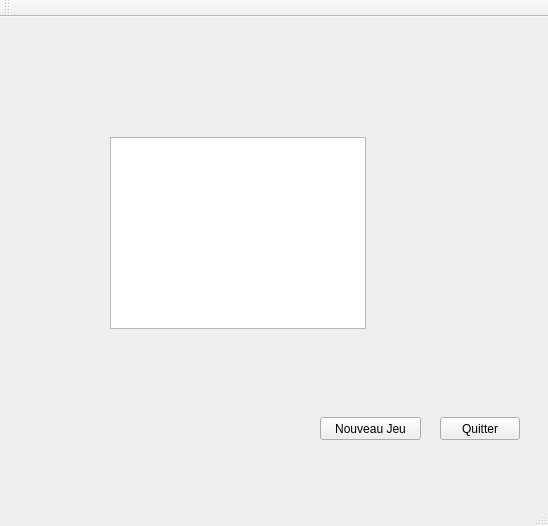
Old version of the form preprojet/CV/Gauffre/GameWindow.ui in the repository paboccard/Projet_Prog_Jeu.
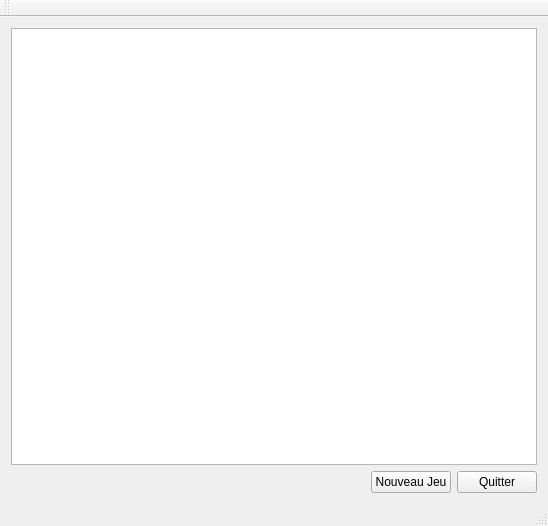
New version of the form.

```diff
--- a/preprojet/CV/Gauffre/GameWindow.ui
+++ b/preprojet/CV/Gauffre/GameWindow.ui
@@ -14,15 +14,27 @@
    <string>Jeux Gauffre</string>
   </property>
   <widget class="QWidget" name="centralWidget">
+   <layout class="QVBoxLayout" name="verticalLayout">
+    <item>
+     <widget class="QGraphicsView" name="graphicsView"/>
+    </item>
+    <item>
+     <layout class="QHBoxLayout" name="horizontalLayout">
+      <item>
+       <spacer name="horizontalSpacer">
+        <property name="orientation">
+         <enum>Qt::Horizontal</enum>
+        </property>
+        <property name="sizeHint" stdset="0">
+         <size>
+          <width>40</width>
+          <height>20</height>
+         </size>
+        </property>
+       </spacer>
+      </item>
+      <item>
    <widget class="QPushButton" name="newButton">
-    <property name="geometry">
-     <rect>
-      <x>320</x>
-      <y>400</y>
-      <width>101</width>
-      <height>23</height>
-     </rect>
-    </property>
     <property name="toolTip">
      <string>Lance une nouvelle partie</string>
     </property>
@@ -36,29 +48,17 @@
      <string>Nouveau Jeu</string>
     </property>
    </widget>
+      </item>
+      <item>
    <widget class="QPushButton" name="pushButton">
-    <property name="geometry">
-     <rect>
-      <x>440</x>
-      <y>400</y>
-      <width>80</width>
-      <height>23</height>
-     </rect>
-    </property>
     <property name="text">
      <string>Quitter</string>
     </property>
    </widget>
-   <widget class="QGraphicsView" name="graphicsView">
-    <property name="geometry">
-     <rect>
-      <x>110</x>
-      <y>120</y>
-      <width>256</width>
-      <height>192</height>
-     </rect>
-    </property>
-   </widget>
+      </item>
+     </layout>
+    </item>
+   </layout>
   </widget>
   <widget class="QMenuBar" name="menuBar">
    <property name="geometry">
```
Lines whose indentation alone changed are shown as unchanged.
